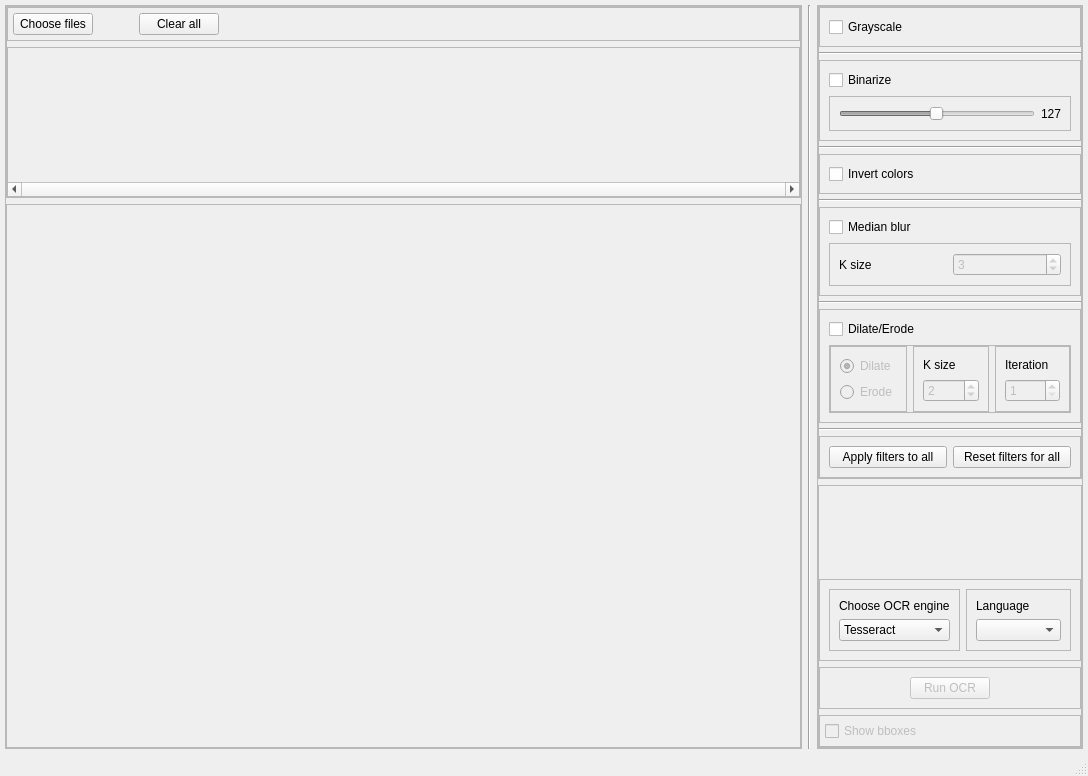
Qt form src/ui/generated/mainwindow.ui (irakliskhirtladze/OCR_viewer) before a commit.
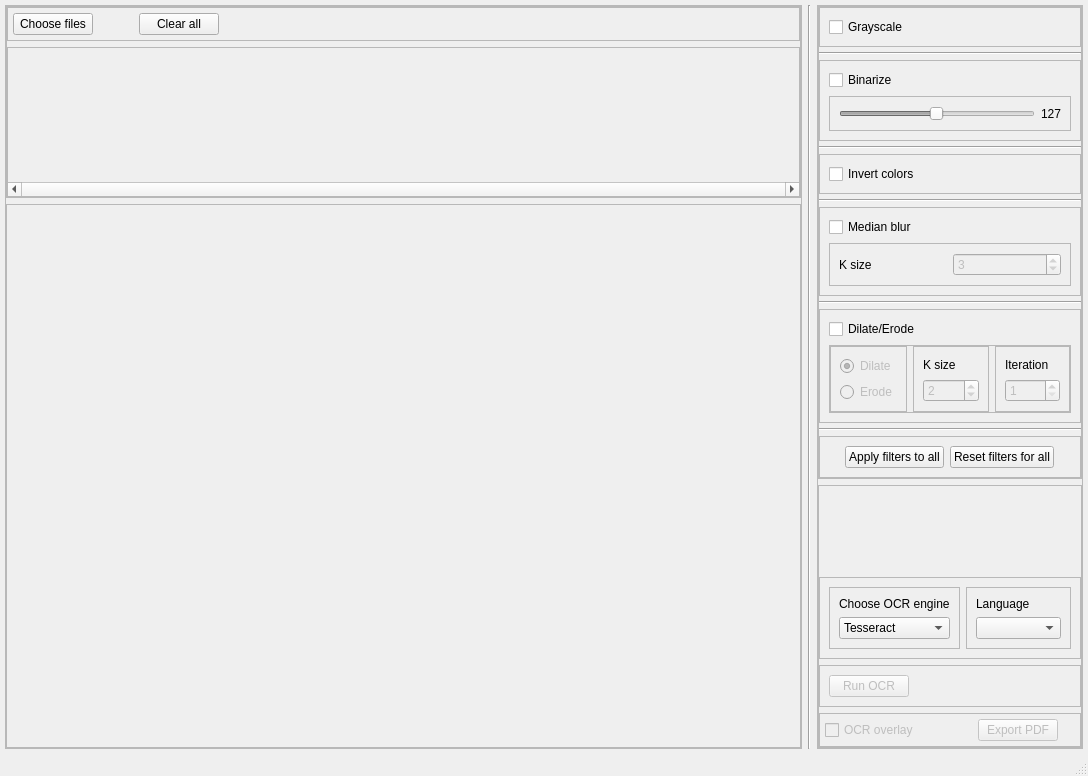
The same form after that commit. Custom widgets are drawn as their Qt base class.

Commit message: added searchable pdf export feature

Diff of the .ui file:
```diff
--- a/src/ui/generated/mainwindow.ui
+++ b/src/ui/generated/mainwindow.ui
@@ -607,6 +607,19 @@
              <enum>QFrame::Shadow::Raised</enum>
             </property>
             <layout class="QHBoxLayout" name="horizontalLayout_12">
+             <item>
+              <spacer name="horizontalSpacer_4">
+               <property name="orientation">
+                <enum>Qt::Orientation::Horizontal</enum>
+               </property>
+               <property name="sizeHint" stdset="0">
+                <size>
+                 <width>40</width>
+                 <height>20</height>
+                </size>
+               </property>
+              </spacer>
+             </item>
              <item>
               <widget class="QPushButton" name="apply_to_all_btn">
                <property name="cursor">
@@ -627,6 +640,19 @@
                </property>
               </widget>
              </item>
+             <item>
+              <spacer name="horizontalSpacer_8">
+               <property name="orientation">
+                <enum>Qt::Orientation::Horizontal</enum>
+               </property>
+               <property name="sizeHint" stdset="0">
+                <size>
+                 <width>40</width>
+                 <height>20</height>
+                </size>
+               </property>
+              </spacer>
+             </item>
             </layout>
            </widget>
           </item>
@@ -743,19 +769,6 @@
              <enum>QFrame::Shadow::Raised</enum>
             </property>
             <layout class="QHBoxLayout" name="horizontalLayout_10">
-             <item>
-              <spacer name="horizontalSpacer_4">
-               <property name="orientation">
-                <enum>Qt::Orientation::Horizontal</enum>
-               </property>
-               <property name="sizeHint" stdset="0">
-                <size>
-                 <width>93</width>
-                 <height>20</height>
-                </size>
-               </property>
-              </spacer>
-             </item>
              <item>
               <widget class="QPushButton" name="run_ocr_btn">
                <property name="enabled">
@@ -812,7 +825,7 @@
                 <bool>false</bool>
                </property>
                <property name="text">
-                <string>Show bboxes</string>
+                <string>OCR overlay</string>
                </property>
               </widget>
              </item>
@@ -841,6 +854,32 @@
              </item>
              <item>
               <spacer name="horizontalSpacer_3">
+               <property name="orientation">
+                <enum>Qt::Orientation::Horizontal</enum>
+               </property>
+               <property name="sizeType">
+                <enum>QSizePolicy::Policy::Fixed</enum>
+               </property>
+               <property name="sizeHint" stdset="0">
+                <size>
+                 <width>20</width>
+                 <height>20</height>
+                </size>
+               </property>
+              </spacer>
+             </item>
+             <item>
+              <widget class="QPushButton" name="export_pdf_btn">
+               <property name="enabled">
+                <bool>false</bool>
+               </property>
+               <property name="text">
+                <string>Export PDF</string>
+               </property>
+              </widget>
+             </item>
+             <item>
+              <spacer name="horizontalSpacer_7">
                <property name="orientation">
                 <enum>Qt::Orientation::Horizontal</enum>
                </property>
```
The commit also changes 8 other files.
